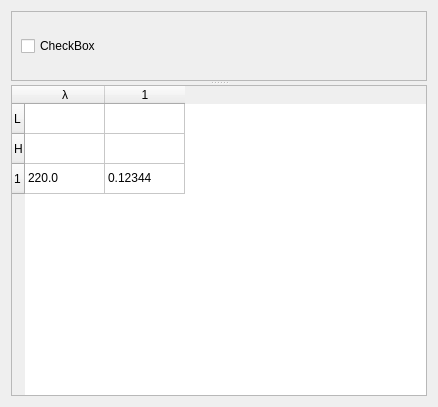
Qt form forms/specds.ui (salvadorblasco/apes) before a commit.
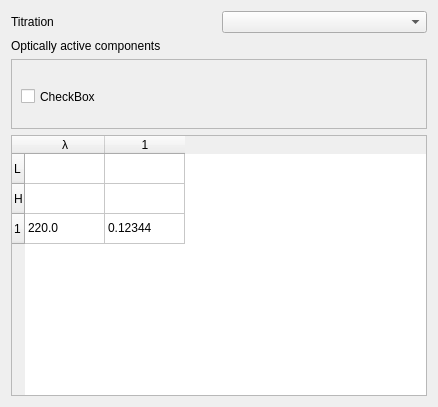
The same form after that commit.

Commit message: adaptation of new tabwidget class

Diff of the .ui file:
```diff
--- a/forms/specds.ui
+++ b/forms/specds.ui
@@ -15,16 +15,27 @@
   </property>
   <layout class="QVBoxLayout" name="verticalLayout">
    <item>
-    <widget class="QSplitter" name="splitter">
-     <property name="sizePolicy">
-      <sizepolicy hsizetype="Expanding" vsizetype="Expanding">
-       <horstretch>0</horstretch>
-       <verstretch>0</verstretch>
-      </sizepolicy>
-     </property>
-     <property name="orientation">
-      <enum>Qt::Vertical</enum>
+    <layout class="QHBoxLayout" name="horizontalLayout">
+     <item>
+      <widget class="QLabel" name="label">
+       <property name="text">
+        <string>Titration</string>
+       </property>
+      </widget>
+     </item>
+     <item>
+      <widget class="QComboBox" name="cb_titration"/>
+     </item>
+    </layout>
+   </item>
+   <item>
+    <widget class="QLabel" name="label_2">
+     <property name="text">
+      <string>Optically active components</string>
      </property>
+    </widget>
+   </item>
+   <item>
      <widget class="QScrollArea" name="colored_input">
       <property name="sizePolicy">
        <sizepolicy hsizetype="Expanding" vsizetype="Minimum">
@@ -50,20 +61,26 @@
          <verstretch>0</verstretch>
         </sizepolicy>
        </property>
-       <layout class="QVBoxLayout" name="layout_checkboxes">
-        <item>
          <widget class="QCheckBox" name="checkBox">
+       <property name="geometry">
+        <rect>
+         <x>9</x>
+         <y>26</y>
+         <width>87</width>
+         <height>21</height>
+        </rect>
+       </property>
           <property name="text">
            <string>CheckBox</string>
           </property>
          </widget>
-        </item>
-       </layout>
-      </widget>
-     </widget>
+     </widget>
+    </widget>
+   </item>
+   <item>
      <widget class="QTableWidget" name="table_data">
       <property name="sizePolicy">
-       <sizepolicy hsizetype="Expanding" vsizetype="Maximum">
+      <sizepolicy hsizetype="Expanding" vsizetype="Expanding">
         <horstretch>0</horstretch>
         <verstretch>1</verstretch>
        </sizepolicy>
@@ -106,7 +123,6 @@
         <string>0.12344</string>
        </property>
       </item>
-     </widget>
     </widget>
    </item>
   </layout>
```
Lines whose indentation alone changed are shown as unchanged. The commit also changes 7 other files.
